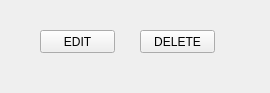
First picture: the form in UI File/choose_action.ui, repository edenroseFR/Personalized-Lending-System, before the edit.
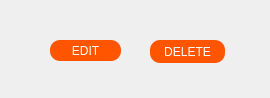
Second picture: the form after the edit. Icons and pictures are not drawn.

Diff of the .ui file:
```diff
--- a/UI File/choose_action.ui
+++ b/UI File/choose_action.ui
@@ -7,7 +7,7 @@
     <x>0</x>
     <y>0</y>
     <width>270</width>
-    <height>93</height>
+    <height>98</height>
    </rect>
   </property>
   <property name="windowTitle">
@@ -17,12 +17,24 @@
    <widget class="QPushButton" name="editButton">
     <property name="geometry">
      <rect>
-      <x>40</x>
-      <y>30</y>
-      <width>75</width>
-      <height>23</height>
+      <x>50</x>
+      <y>40</y>
+      <width>71</width>
+      <height>21</height>
      </rect>
     </property>
+    <property name="styleSheet">
+     <string notr="true">#editButton{
+background-color: rgb(255, 85, 0);
+color: white;
+border: TRANSPARENT;
+border-radius: 10px;
+}
+#editButton:hover{
+background-color: black;
+}
+</string>
+    </property>
     <property name="text">
      <string>EDIT</string>
     </property>
@@ -30,12 +42,24 @@
    <widget class="QPushButton" name="deleteButton">
     <property name="geometry">
      <rect>
-      <x>140</x>
-      <y>30</y>
+      <x>150</x>
+      <y>40</y>
       <width>75</width>
       <height>23</height>
      </rect>
     </property>
+    <property name="styleSheet">
+     <string notr="true">#deleteButton{
+background-color: rgb(255, 85, 0);
+color: white;
+border: TRANSPARENT;
+border-radius: 10px;
+}
+#deleteButton:hover{
+background-color: black;
+}
+</string>
+    </property>
     <property name="text">
      <string>DELETE</string>
     </property>
```
Left out of the diff: 4 changed lines with no effect on the pictures.
